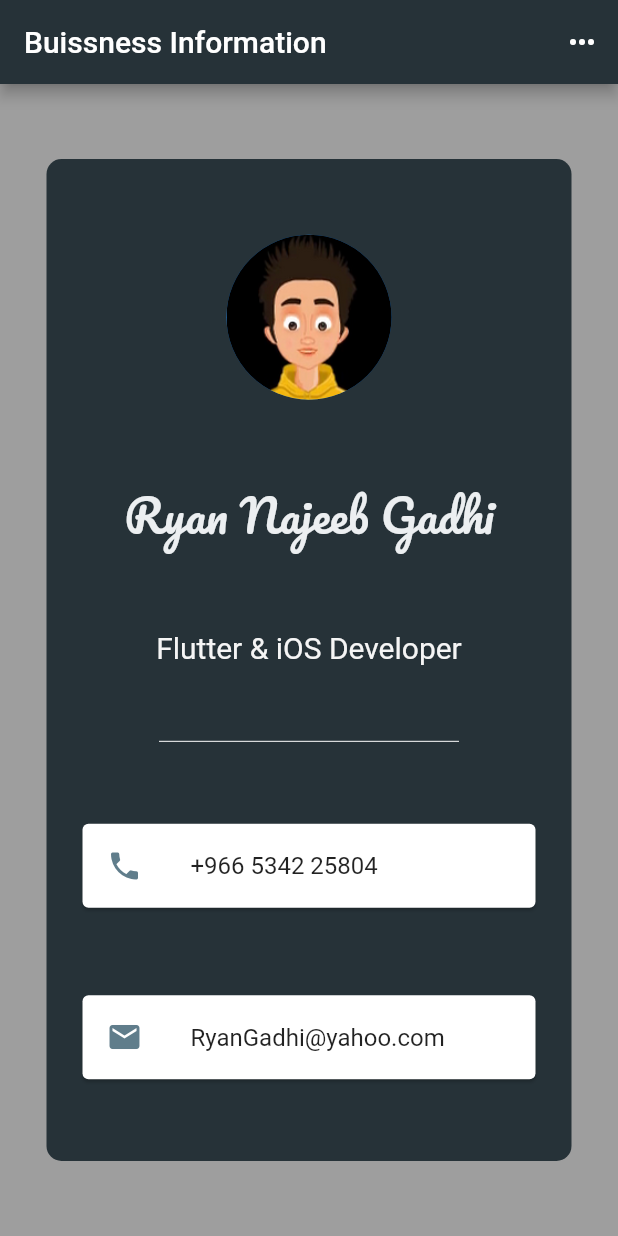
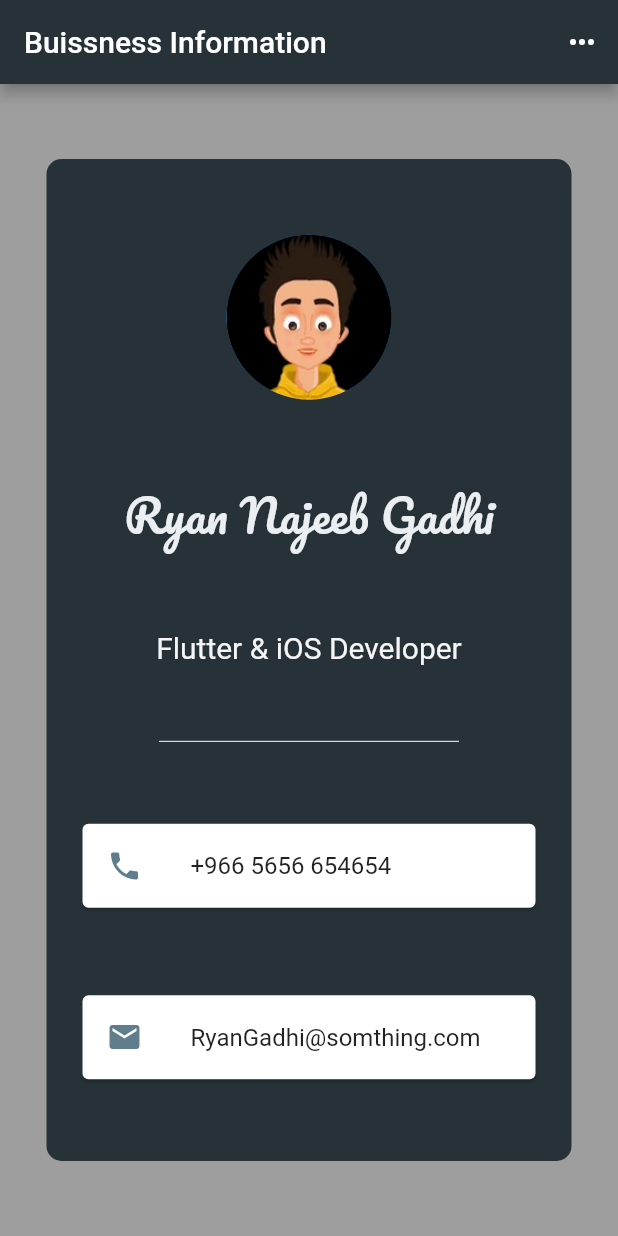
Before and after one commit to Ryan-Gadhi/Flutter_BuisnessCard, a Flutter app: the screen it shows after launch, on a phone screen of 412 x 824 dp. Run offline on Flutter 3.47's test engine with Material 2 defaults, Android fonts, the phone set to English and light mode, and no system bars; Roboto replaces fonts that are missing (Arial).

Commit message:
UI for Buisness Card completed.

```diff
--- a/lib/main.dart
+++ b/lib/main.dart
@@ -77,7 +77,7 @@ class CVApp extends StatelessWidget {
                         Icons.phone,
                         color: Colors.blueGrey,
                       ),
-                      title: Text('+966 5342 25804'),
+                      title: Text('+966 5656 654654'),
                     ),
                   ),
                   Card(
@@ -86,7 +86,7 @@ class CVApp extends StatelessWidget {
                         Icons.email,
                         color: Colors.blueGrey,
                       ),
-                      title: Text('RyanGadhi@yahoo.com'),
+                      title: Text('RyanGadhi@somthing.com'),
                     ),
                   ),
                 ],
```
